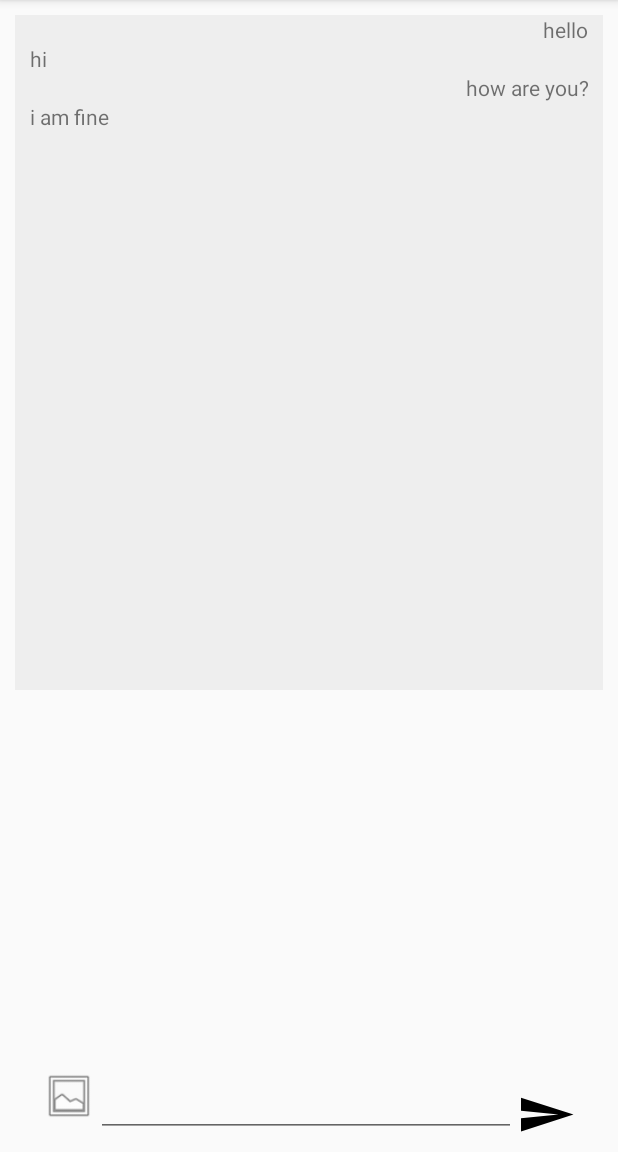
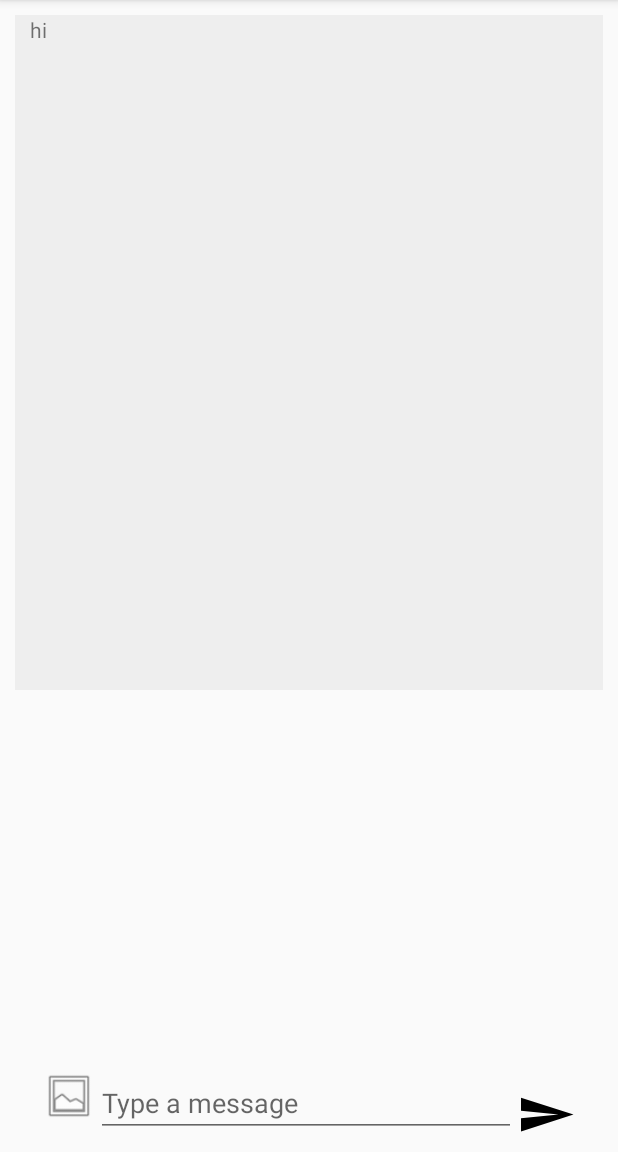
Before and after one commit to Shriram-Balaji/Project-Reboot, an Android app: the screen it shows after launch (MainActivity), on a phone screen of 412 x 824 dp, the part 84-1236 px from its top. Run offline under Robolectric (Android 15) with nearby library versions, the phone set to English and light mode, and no system bars.

Commit message:
Dynamic recyclerView with text sending

```diff
--- a/chatRecyclerView/app/src/main/java/com/example/android/chatrecyclerview/MainActivity.java
+++ b/chatRecyclerView/app/src/main/java/com/example/android/chatrecyclerview/MainActivity.java
@@ -4,20 +4,37 @@ import android.os.Bundle;
 import android.support.v7.app.AppCompatActivity;
 import android.support.v7.widget.LinearLayoutManager;
 import android.support.v7.widget.RecyclerView;
+import android.view.View;
+import android.widget.Button;
+import android.widget.EditText;
+
+import java.util.ArrayList;
 
 public class MainActivity extends AppCompatActivity {
 
-    String messages[]={"hello","hi","how are you?","i am fine"};
-    boolean sent[]={true,false,true,false};
     @Override
     protected void onCreate(Bundle savedInstanceState) {
         super.onCreate(savedInstanceState);
         setContentView(R.layout.activity_main);
+        final ArrayList<Boolean> sent=new ArrayList<Boolean>();
+        final ArrayList<String> messages=new ArrayList<String>();
+        messages.add("hi");
+        sent.add(false);
         RecyclerView recyclerView= (RecyclerView) findViewById(R.id.recycler_view);
-        RecyclerAdapter adapter=new RecyclerAdapter(sent,messages);
-        LinearLayoutManager layoutManager=new LinearLayoutManager(this);
+        final RecyclerAdapter adapter=new RecyclerAdapter(sent,messages);
+        LinearLayoutManager layoutManager=new LinearLayoutManager(MainActivity.this);
         recyclerView.setLayoutManager(layoutManager);
         recyclerView.setHasFixedSize(true);
         recyclerView.setAdapter(adapter);
+        Button send=(Button)findViewById(R.id.sendButton);
+        send.setOnClickListener(new View.OnClickListener() {
+            @Override
+            public void onClick(View v) {
+                EditText msg=(EditText)findViewById(R.id.messageEditText);
+                messages.add(msg.getText().toString());
+                sent.add(true);
+                adapter.notifyDataSetChanged();
+            }
+        });
     }
 }
--- a/chatRecyclerView/app/src/main/java/com/example/android/chatrecyclerview/RecyclerAdapter.java
+++ b/chatRecyclerView/app/src/main/java/com/example/android/chatrecyclerview/RecyclerAdapter.java
@@ -6,14 +6,16 @@ import android.view.View;
 import android.view.ViewGroup;
 import android.widget.TextView;
 
+import java.util.ArrayList;
+
 /**
  * Created by Harold Prabhu on 17-03-2017.
  */
 
 class RecyclerAdapter extends RecyclerView.Adapter<RecyclerView.ViewHolder>{
-    boolean[] isSender;
-    String[] messages;
-    public RecyclerAdapter(boolean[] isSender, String[] messages) {
+    ArrayList<Boolean> isSender;
+    ArrayList<String> messages;
+    public RecyclerAdapter(ArrayList<Boolean> isSender, ArrayList<String> messages) {
           this.isSender=isSender;
           this.messages=messages;
     }
@@ -35,14 +37,14 @@ class RecyclerAdapter extends RecyclerView.Adapter<RecyclerView.ViewHolder>{
 
     @Override
     public void onBindViewHolder(RecyclerView.ViewHolder holder, int position) {
-        if(isSender[position]){
+        if(isSender.get(position)){
             ViewHolderRight viewHolderRight =(ViewHolderRight)holder;
-            viewHolderRight.SentMsgTx.setText(messages[position]);
+            viewHolderRight.SentMsgTx.setText(messages.get(position));
 
         }
         else{
             ViewHolderLeft viewHolderLeft=(ViewHolderLeft)holder;
-            viewHolderLeft.ReceivedMsgTx.setText(messages[position]);
+            viewHolderLeft.ReceivedMsgTx.setText(messages.get(position));
 
         }
 
@@ -76,12 +78,12 @@ class RecyclerAdapter extends RecyclerView.Adapter<RecyclerView.ViewHolder>{
     public int getItemViewType(int position) {
         // Just as an example, return 0 or 2 depending on position
         // Note that unlike in ListView adapters, types don't have to be contiguous
-        if(isSender[position])
+        if(isSender.get(position))
           return 1;
         return 0;
     }
     @Override
     public int getItemCount() {
-        return messages.length;
+        return messages.size();
     }
 }
--- a/chatRecyclerView/app/src/main/res/layout/activity_main.xml
+++ b/chatRecyclerView/app/src/main/res/layout/activity_main.xml
@@ -38,7 +38,8 @@
             android:layout_width="280dp"
             android:layout_height="wrap_content"
             android:layout_gravity="center_vertical"
-            android:layout_weight="1" />
+            android:layout_weight="1"
+            android:hint="Type a message"/>
 
         <Button
             android:id="@+id/sendButton"
```
